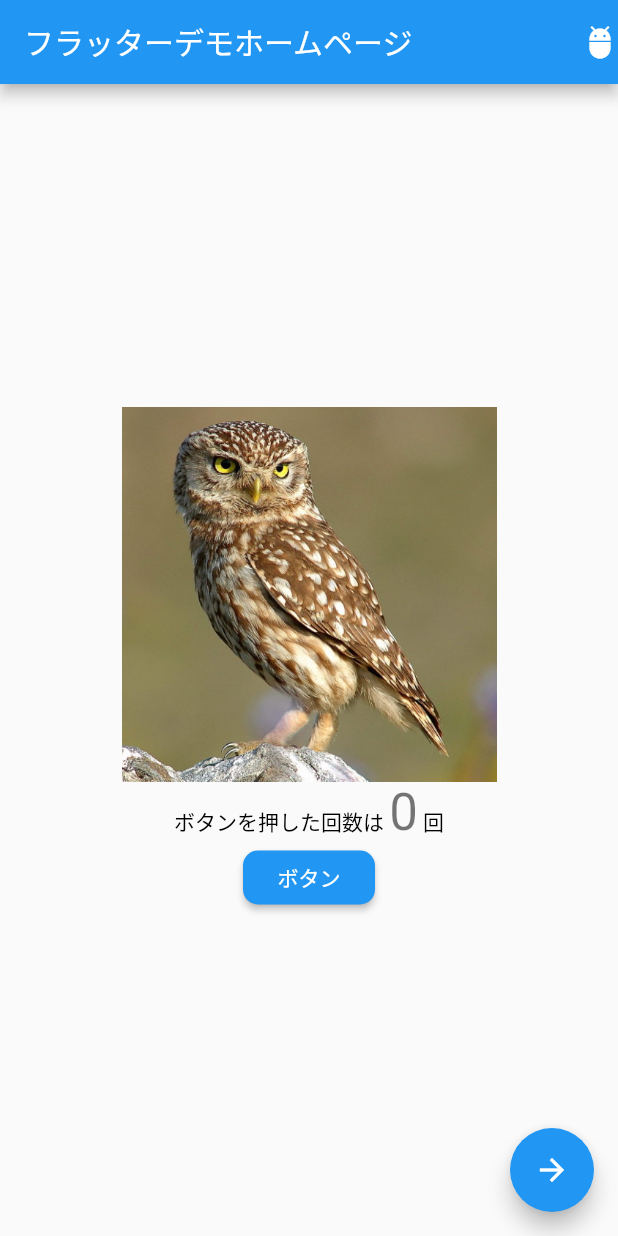
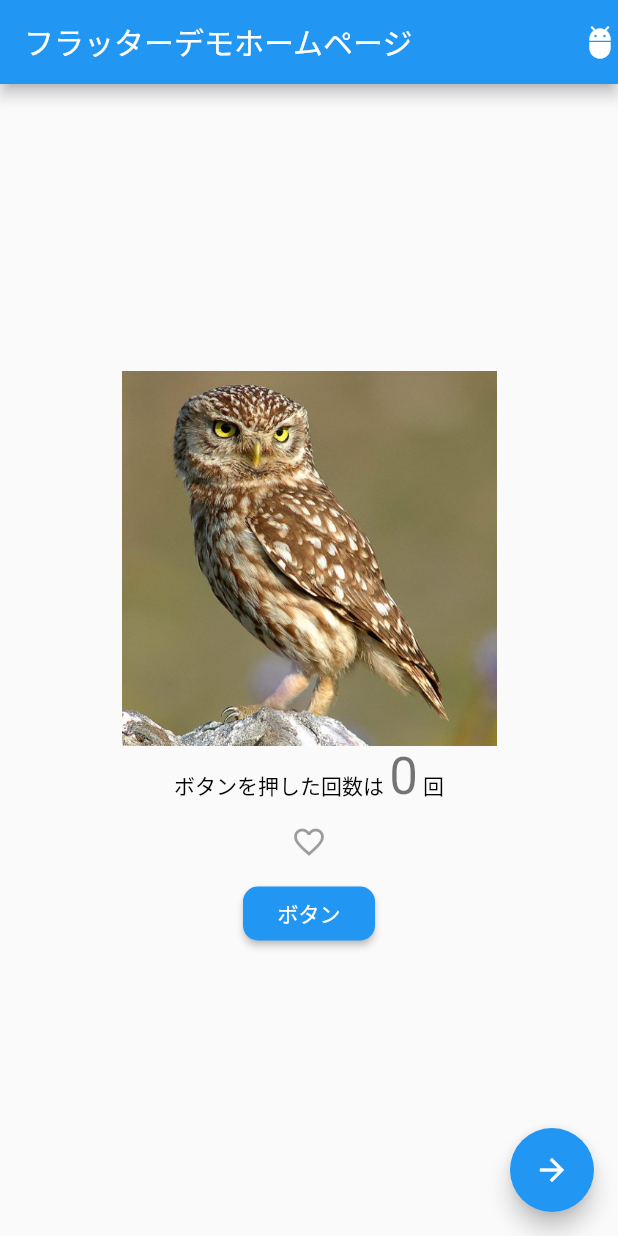
Before and after one commit to NorthPaddy/flutter_demo_app, a Flutter app: the screen it shows after launch, on a phone screen of 412 x 824 dp. Run offline on Flutter 3.47's test engine with Material 2 defaults, Android fonts, the phone set to English and light mode, and no system bars.

Commit message:
お気に入りボタン配置(#20)

```diff
--- a/lib/main.dart
+++ b/lib/main.dart
@@ -39,6 +39,9 @@ class _MyHomePageState extends State<MyHomePage> {
     });
   }
 
+  bool favorite;
+
+
   @override
   Widget build(BuildContext context) {
     return Scaffold(
@@ -75,8 +78,24 @@ class _MyHomePageState extends State<MyHomePage> {
                         ],
                       ),
                     ),
-              ],
-            ),
+                  ],
+                ),
+                  FlatButton(
+                    child: Icon(
+                    favorite == true ? Icons.favorite : Icons.favorite_border,
+                      color: favorite == true ? Colors.red : Colors.black38,
+                    ),
+                    onPressed: () {
+                      setState(() {
+                        if (favorite != true) {
+                          //ハートが押されたときにfavoriteにtrueを代入している
+                          favorite = true;
+                        } else {
+                          favorite = false;
+                        }
+                      });
+                    },
+                  ),
             RaisedButton(
               child: Text('ボタン'),
               color: Colors.blue,
```
